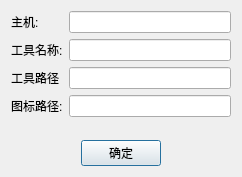
First picture: the form in digitalIntegration/AddToolInfoDialog.ui, repository jiaqingguo/DI, before the edit.
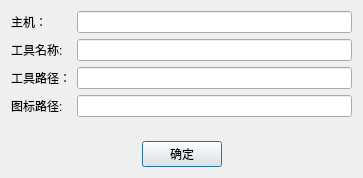
Second picture: the form after the edit.

Diff of the .ui file:
```diff
--- a/digitalIntegration/AddToolInfoDialog.ui
+++ b/digitalIntegration/AddToolInfoDialog.ui
@@ -6,8 +6,8 @@
    <rect>
     <x>0</x>
     <y>0</y>
-    <width>242</width>
-    <height>177</height>
+    <width>363</width>
+    <height>178</height>
    </rect>
   </property>
   <property name="windowTitle">
@@ -16,16 +16,6 @@
   <layout class="QVBoxLayout" name="verticalLayout">
    <item>
     <layout class="QFormLayout" name="formLayout">
-     <item row="0" column="0">
-      <widget class="QLabel" name="label">
-       <property name="text">
-        <string>主机:</string>
-       </property>
-      </widget>
-     </item>
-     <item row="0" column="1">
-      <widget class="QLineEdit" name="lineEditHost"/>
-     </item>
      <item row="1" column="0">
       <widget class="QLabel" name="label_2">
        <property name="text">
@@ -36,16 +26,6 @@
      <item row="1" column="1">
       <widget class="QLineEdit" name="lineEditToolName"/>
      </item>
-     <item row="2" column="0">
-      <widget class="QLabel" name="label_3">
-       <property name="text">
-        <string>工具路径</string>
-       </property>
-      </widget>
-     </item>
-     <item row="2" column="1">
-      <widget class="QLineEdit" name="lineEditToolPath"/>
-     </item>
      <item row="3" column="0">
       <widget class="QLabel" name="label_4">
        <property name="text">
@@ -56,6 +36,26 @@
      <item row="3" column="1">
       <widget class="QLineEdit" name="lineEditIconPath"/>
      </item>
+     <item row="0" column="1">
+      <widget class="QLineEdit" name="lineEditHost"/>
+     </item>
+     <item row="0" column="0">
+      <widget class="QLabel" name="label">
+       <property name="text">
+        <string>主机：</string>
+       </property>
+      </widget>
+     </item>
+     <item row="2" column="0">
+      <widget class="QLabel" name="label_3">
+       <property name="text">
+        <string>工具路径：</string>
+       </property>
+      </widget>
+     </item>
+     <item row="2" column="1">
+      <widget class="QLineEdit" name="lineEdit_2"/>
+     </item>
     </layout>
    </item>
    <item>
```
